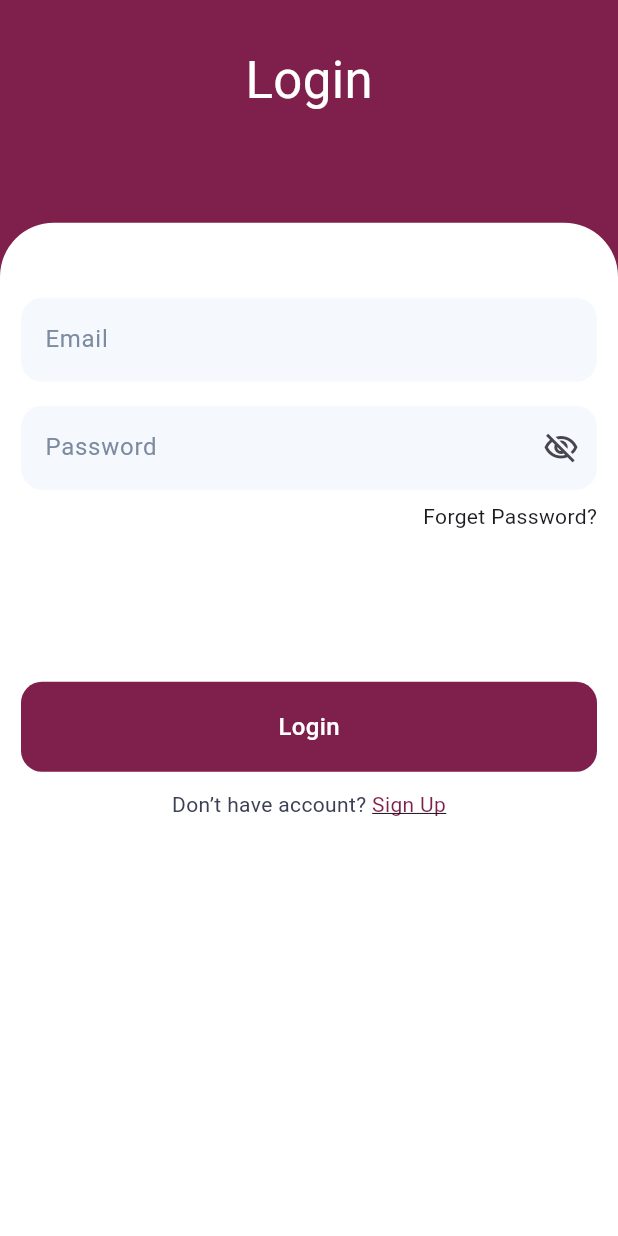
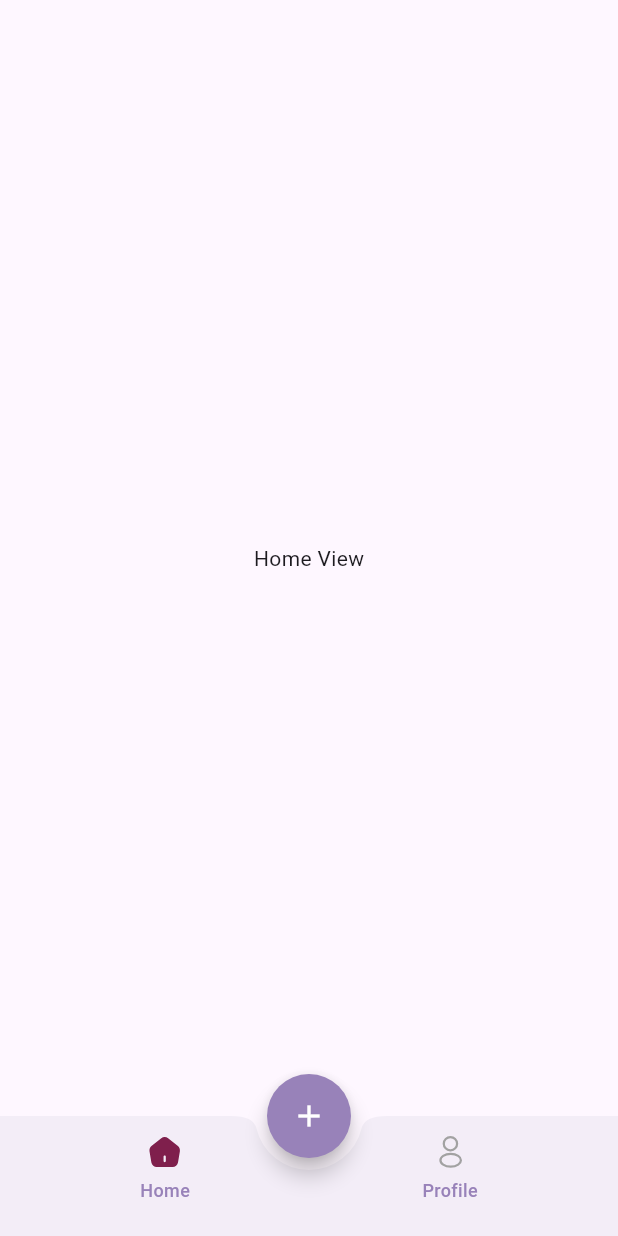
Before and after one commit to mostafanagy0/Cajoo--Ai, a Flutter app: the LoginView screen opened by its route, after a tap on "Login", on a phone screen of 412 x 824 dp. Run offline on Flutter 3.47's test engine with Material 3 defaults, Android fonts, the phone set to English and light mode, and no system bars; our stand-ins replace flutter_svg, smooth_page_indicator.

Commit message:
create bottom navigation bar finish and create main view&home view &profile view

```diff
--- a/lib/core/routing/app_router.dart
+++ b/lib/core/routing/app_router.dart
@@ -1,7 +1,10 @@
 import 'package:cajoo/core/routing/routes.dart';
+import 'package:cajoo/feature/home/presentation/views/home_view.dart';
+import 'package:cajoo/feature/home/presentation/views/main_view.dart';
 import 'package:cajoo/feature/login/presentation/views/login_view.dart';
+import 'package:cajoo/feature/onbording/presentation/views/onbording_view.dart';
+import 'package:cajoo/feature/profile/presentation/views/profile_view.dart';
 import 'package:cajoo/feature/signup/presentation/views/signup_view.dart';
-import 'package:cajoo/feature/onbording/presentation/views/onbording_view.dart';
 import 'package:flutter/material.dart';
 
 class AppRouter {
@@ -13,6 +16,12 @@ class AppRouter {
         return MaterialPageRoute(builder: (_) => const LoginView());
       case Routes.signUpView:
         return MaterialPageRoute(builder: (_) => const SignUpView());
+      case Routes.homeview:
+        return MaterialPageRoute(builder: (_) => const HomeView());
+      case Routes.profileview:
+        return MaterialPageRoute(builder: (_) => const ProfileView());
+      case Routes.mainView:
+        return MaterialPageRoute(builder: (_) => const MainView());
 
       default:
         return MaterialPageRoute(
--- a/lib/core/routing/routes.dart
+++ b/lib/core/routing/routes.dart
@@ -3,4 +3,6 @@ class Routes {
   static const String loginView = '/login';
   static const String signUpView = '/signup';
   static const String homeview = '/homeview';
+  static const String profileview = '/profile';
+  static const String mainView = '/main';
 }
--- a/lib/core/utils/assets.dart
+++ b/lib/core/utils/assets.dart
@@ -2,9 +2,25 @@
 class Assets {
   Assets._();
 
+  /// Assets for imagesActivehome
+  /// assets/images/activehome.svg
+  static const String imagesActivehome = "assets/images/activehome.svg";
+
+  /// Assets for imagesActiveprofile
+  /// assets/images/activeprofile.svg
+  static const String imagesActiveprofile = "assets/images/activeprofile.svg";
+
   /// Assets for imagesCheck
   /// assets/images/Check.svg
   static const String imagesCheck = "assets/images/Check.svg";
+
+  /// Assets for imagesInactivehome
+  /// assets/images/inactivehome.svg
+  static const String imagesInactivehome = "assets/images/inactivehome.svg";
+
+  /// Assets for imagesInactiveprofile
+  /// assets/images/inactiveprofile.svg
+  static const String imagesInactiveprofile = "assets/images/inactiveprofile.svg";
 
   /// Assets for imagesOnbording1
   /// assets/images/onbording1.png
--- a/lib/core/widgets/custom_buttom.dart
+++ b/lib/core/widgets/custom_buttom.dart
@@ -3,14 +3,13 @@ import 'package:cajoo/core/theming/styles.dart';
 import 'package:flutter/material.dart';
 
 class CustomButtom extends StatelessWidget {
-  const CustomButtom({super.key, required this.text});
+  const CustomButtom({super.key, required this.text, this.onTap});
   final String text;
+  final void Function()? onTap;
   @override
   Widget build(BuildContext context) {
     return GestureDetector(
-      onTap: () {
-        // Handle button tap
-      },
+      onTap: onTap,
       child: Container(
         height: 60,
         width: double.infinity,
--- a/lib/core/widgets/custom_text_form_field.dart
+++ b/lib/core/widgets/custom_text_form_field.dart
@@ -41,7 +41,7 @@ class CustomTextFormFeild extends StatelessWidget {
           focusedBorder: getBorderStyle(),
           enabledBorder: OutlineInputBorder(
             borderRadius: BorderRadius.circular(14),
-            borderSide: const BorderSide(color: Colors.transparent), // لون شفاف
+            borderSide: const BorderSide(color: Colors.transparent),
           )),
     );
   }
--- /dev/null
+++ b/lib/feature/home/presentation/views/home_view.dart
@@ -0,0 +1,14 @@
+import 'package:flutter/material.dart';
+
+class HomeView extends StatelessWidget {
+  const HomeView({super.key});
+
+  @override
+  Widget build(BuildContext context) {
+    return const Scaffold(
+      body: Center(
+        child: Text('Home View'),
+      ),
+    );
+  }
+}
--- /dev/null
+++ b/lib/feature/home/presentation/views/main_view.dart
@@ -0,0 +1,35 @@
+import 'package:cajoo/feature/home/presentation/widgets/custom_bottom_navigation_bar.dart';
+import 'package:cajoo/feature/home/presentation/widgets/main_view_body.dart';
+import 'package:flutter/material.dart';
+
+class MainView extends StatefulWidget {
+  const MainView({super.key});
+
+  @override
+  State<MainView> createState() => _HomeViewState();
+}
+
+class _HomeViewState extends State<MainView> {
+  int currentViewIndex = 0;
+  @override
+  Widget build(BuildContext context) {
+    return Scaffold(
+      body: MainViewBody(
+        currentViewIndex: currentViewIndex,
+      ),
+      bottomNavigationBar: CustomBottomNavigationBar(
+        onItemTapped: (index) {
+          currentViewIndex = index;
+          setState(() {});
+        },
+      ),
+      floatingActionButton: FloatingActionButton(
+        onPressed: () {},
+        backgroundColor: const Color(0xFF9882B9),
+        shape: const CircleBorder(),
+        child: const Icon(Icons.add, color: Colors.white),
+      ),
+      floatingActionButtonLocation: FloatingActionButtonLocation.centerDocked,
+    );
+  }
+}
--- /dev/null
+++ b/lib/feature/home/presentation/widgets/custom_bottom_navigation_bar.dart
@@ -0,0 +1,60 @@
+import 'package:cajoo/core/utils/assets.dart';
+import 'package:cajoo/feature/home/presentation/widgets/navigation_bar_item.dart';
+import 'package:flutter/material.dart';
+
+class CustomBottomNavigationBar extends StatefulWidget {
+  const CustomBottomNavigationBar({
+    super.key,
+    required this.onItemTapped,
+  });
+  final ValueChanged<int> onItemTapped;
+
+  @override
+  State<CustomBottomNavigationBar> createState() =>
+      _CustomBottomNavigationBarState();
+}
+
+class _CustomBottomNavigationBarState extends State<CustomBottomNavigationBar> {
+  int currentIndex = 0;
+
+  @override
+  Widget build(BuildContext context) {
+    return BottomAppBar(
+      shape: const CircularNotchedRectangle(), // عشان نعمل notch للزرار الدائري
+      notchMargin: 8.0,
+      child: Row(
+        mainAxisAlignment: MainAxisAlignment.spaceAround,
+        children: [
+          GestureDetector(
+            onTap: () {
+              setState(() {
+                currentIndex = 0;
+                widget.onItemTapped(currentIndex);
+              });
+            },
+            child: NavigationBarItem(
+              image: currentIndex == 0
+                  ? Assets.imagesActivehome
+                  : Assets.imagesInactivehome,
+              title: 'Home',
+            ),
+          ),
+          GestureDetector(
+            onTap: () {
+              setState(() {
+                currentIndex = 1;
+                widget.onItemTapped(currentIndex);
+              });
+            },
+            child: NavigationBarItem(
+              image: currentIndex == 1
+                  ? Assets.imagesActiveprofile
+                  : Assets.imagesInactiveprofile,
+              title: 'Profile',
+            ),
+          ),
+        ],
+      ),
+    );
+  }
+}
--- /dev/null
+++ b/lib/feature/home/presentation/widgets/main_view_body.dart
@@ -0,0 +1,18 @@
+import 'package:cajoo/feature/home/presentation/views/home_view.dart';
+import 'package:cajoo/feature/profile/presentation/views/profile_view.dart';
+import 'package:flutter/material.dart';
+
+class MainViewBody extends StatelessWidget {
+  const MainViewBody({super.key, required this.currentViewIndex});
+  final int currentViewIndex;
+  @override
+  Widget build(BuildContext context) {
+    return IndexedStack(
+      index: currentViewIndex,
+      children: const [
+        HomeView(),
+        ProfileView(),
+      ],
+    );
+  }
+}
--- /dev/null
+++ b/lib/feature/home/presentation/widgets/navigation_bar_item.dart
@@ -0,0 +1,28 @@
+import 'package:flutter/material.dart';
+import 'package:flutter_svg/svg.dart';
+
+class NavigationBarItem extends StatelessWidget {
+  const NavigationBarItem({super.key, required this.image, required this.title});
+  final String image;
+  final String title;
+
+  @override
+  Widget build(BuildContext context) {
+    return Column(
+      children: [
+        SvgPicture.asset(image),
+        const SizedBox(
+          height: 5,
+        ),
+        Text(
+          title,
+          style: const TextStyle(
+            fontSize: 12,
+            fontWeight: FontWeight.w500,
+            color: Color(0xFF9882B9),
+          ),
+        ),
+      ],
+    );
+  }
+}
--- a/lib/feature/login/presentation/widgets/login_view_body.dart
+++ b/lib/feature/login/presentation/widgets/login_view_body.dart
@@ -45,7 +45,10 @@ class LoginViewBody extends StatelessWidget {
                   const SizedBox(height: 8),
                   const ForgetPasswordWidget(),
                   const SizedBox(height: 100),
-                  const CustomButtom(
+                  CustomButtom(
+                    onTap: () {
+                      context.pushNamed(Routes.mainView);
+                    },
                     text: 'Login',
                   ),
                   const SizedBox(height: 12),
--- /dev/null
+++ b/lib/feature/profile/presentation/views/profile_view.dart
@@ -0,0 +1,17 @@
+import 'package:flutter/material.dart';
+
+class ProfileView extends StatelessWidget {
+  const ProfileView({super.key});
+
+  @override
+  Widget build(BuildContext context) {
+    return const Scaffold(
+      body: Center(
+        child: Text(
+          'Profile View',
+          style: TextStyle(fontSize: 24),
+        ),
+      ),
+    );
+  }
+}
```
Also changed, not shown: assets/images/activehome.svg (added), assets/images/activeprofile.svg (added), assets/images/inactivehome.svg (added), assets/images/inactiveprofile.svg (added).
